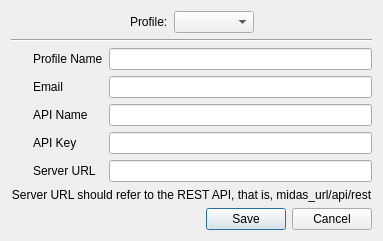
Old version of the form Application/MIDASDesktop/GUI/CreateProfileUI.ui in the repository jcfr/MIDAScpp.
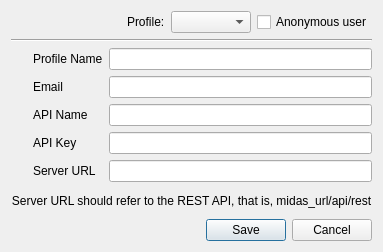
New version of the form. Icons and pictures are not drawn.

Patch:
```diff
--- a/Application/MIDASDesktop/GUI/CreateProfileUI.ui
+++ b/Application/MIDASDesktop/GUI/CreateProfileUI.ui
@@ -6,8 +6,8 @@
    <rect>
     <x>0</x>
     <y>0</y>
-    <width>377</width>
-    <height>229</height>
+    <width>343</width>
+    <height>252</height>
    </rect>
   </property>
   <property name="windowTitle">
@@ -47,17 +47,11 @@
       </widget>
      </item>
      <item>
-      <spacer name="horizontalSpacer_2">
-       <property name="orientation">
-        <enum>Qt::Horizontal</enum>
+      <widget class="QCheckBox" name="anonymousCheckBox">
+       <property name="text">
+        <string>Anonymous user</string>
        </property>
-       <property name="sizeHint" stdset="0">
-        <size>
-         <width>40</width>
-         <height>20</height>
-        </size>
-       </property>
-      </spacer>
+      </widget>
      </item>
     </layout>
    </item>
```
Left out of the diff: 6 changed lines with no effect on the pictures.
